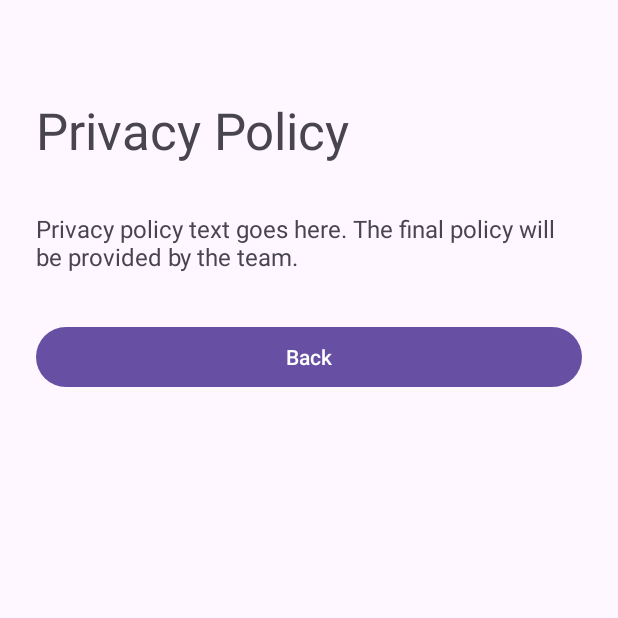
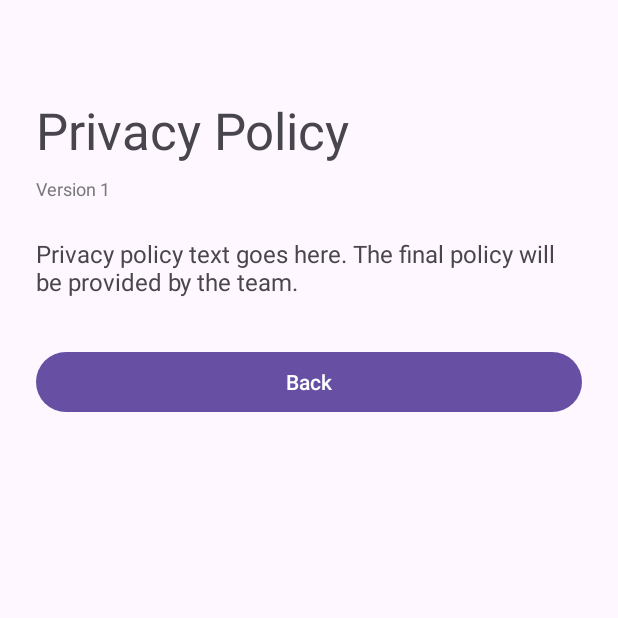
Before and after one commit to exernt/it-project-team-5, an Android app: the PrivacyPolicyActivity screen opened directly, with no data from a screen before it, on a phone screen of 412 x 824 dp, the top half of it. Run offline under Robolectric (Android 15) with nearby library versions, the phone set to English and light mode, and no system bars.

Commit message:
cleanup for wiring to AWS

```diff
--- a/WalkingMeditationMobileApp-main/app/src/main/java/com/example/walking_meditation/PrivacyPolicyActivity.java
+++ b/WalkingMeditationMobileApp-main/app/src/main/java/com/example/walking_meditation/PrivacyPolicyActivity.java
@@ -2,6 +2,7 @@ package com.example.walking_meditation;
 
 import android.os.Bundle;
 import android.widget.Button;
+import android.widget.TextView;
 
 import androidx.appcompat.app.AppCompatActivity;
 
@@ -10,6 +11,11 @@ import androidx.appcompat.app.AppCompatActivity;
  * (privacy_policy_placeholder) so the final policy can be dropped in without code changes.
  */
 public class PrivacyPolicyActivity extends AppCompatActivity {
+    /**
+     * Version of the privacy policy text sent during registration. Keep this
+     * synchronized with CURRENT_PRIVACY_POLICY_VERSION in the server.
+     */
+    public static final int POLICY_VERSION = 1;
 
     @Override
     protected void onCreate(Bundle savedInstanceState) {
@@ -17,6 +23,9 @@ public class PrivacyPolicyActivity extends AppCompatActivity {
         setContentView(R.layout.activity_privacy_policy);
         setTitle(R.string.privacy_policy_title);
 
+        TextView versionView = findViewById(R.id.privacyPolicyVersion);
+        versionView.setText(getString(R.string.privacy_policy_version, POLICY_VERSION));
+
         Button btnBack = findViewById(R.id.btnPrivacyPolicyBack);
         btnBack.setOnClickListener(view -> finish());
     }
--- a/WalkingMeditationMobileApp-main/app/src/main/java/com/example/walking_meditation/ResearcherSignUpActivity.java
+++ b/WalkingMeditationMobileApp-main/app/src/main/java/com/example/walking_meditation/ResearcherSignUpActivity.java
@@ -73,6 +73,8 @@ public class ResearcherSignUpActivity extends AppCompatActivity {
             payload.put("email", email);
             payload.put("password", password);
             payload.put("researcher_institution", institution);
+            payload.put("agrees_to_privacy_policy", privacyCheckbox.isChecked());
+            payload.put("privacy_policy_version", PrivacyPolicyActivity.POLICY_VERSION);
         } catch (Exception e) {
             Toast.makeText(this, "Unable to prepare registration", Toast.LENGTH_SHORT).show();
             return;
--- a/WalkingMeditationMobileApp-main/app/src/main/java/com/example/walking_meditation/SignUpActivity.java
+++ b/WalkingMeditationMobileApp-main/app/src/main/java/com/example/walking_meditation/SignUpActivity.java
@@ -64,6 +64,8 @@ public class SignUpActivity extends AppCompatActivity {
             JSONObject payload = new JSONObject();
             payload.put("email", email);
             payload.put("password", password);
+            payload.put("agrees_to_privacy_policy", privacyCheckbox.isChecked());
+            payload.put("privacy_policy_version", PrivacyPolicyActivity.POLICY_VERSION);
             jsonString = payload.toString();
         } catch (Exception e) {
             Toast.makeText(this, "Unable to prepare registration", Toast.LENGTH_SHORT).show();
--- a/WalkingMeditationMobileApp-main/app/src/main/res/layout/activity_privacy_policy.xml
+++ b/WalkingMeditationMobileApp-main/app/src/main/res/layout/activity_privacy_policy.xml
@@ -21,15 +21,25 @@
             app:layout_constraintTop_toTopOf="parent" />
 
         <TextView
+            android:id="@+id/privacyPolicyVersion"
+            android:layout_width="wrap_content"
+            android:layout_height="wrap_content"
+            android:layout_marginTop="8dp"
+            android:textColor="@color/hint_grey"
+            android:textSize="12sp"
+            app:layout_constraintStart_toStartOf="parent"
+            app:layout_constraintTop_toBottomOf="@+id/privacyPolicyHeading" />
+
+        <TextView
             android:id="@+id/privacyPolicyText"
             android:layout_width="0dp"
             android:layout_height="wrap_content"
-            android:layout_marginTop="32dp"
+            android:layout_marginTop="24dp"
             android:text="@string/privacy_policy_placeholder"
             android:textSize="16sp"
             app:layout_constraintEnd_toEndOf="parent"
             app:layout_constraintStart_toStartOf="parent"
-            app:layout_constraintTop_toBottomOf="@+id/privacyPolicyHeading" />
+            app:layout_constraintTop_toBottomOf="@+id/privacyPolicyVersion" />
 
         <Button
             android:id="@+id/btnPrivacyPolicyBack"
--- a/WalkingMeditationMobileApp-main/app/src/main/res/values/strings.xml
+++ b/WalkingMeditationMobileApp-main/app/src/main/res/values/strings.xml
@@ -238,6 +238,7 @@
     <string name="invalid_password">Password must be >5 characters</string>
     <string name="login_failed">"Login failed"</string>
     <string name="privacy_policy_title">Privacy Policy</string>
+    <string name="privacy_policy_version">Version %1$d</string>
     <string name="privacy_policy_placeholder">Privacy policy text goes here. The final policy will be provided by the team.</string>
     <string name="privacy_policy_link">View the Privacy Policy</string>
     <string name="privacy_policy_checkbox_label">I have read and agree to the Privacy Policy.</string>
```
